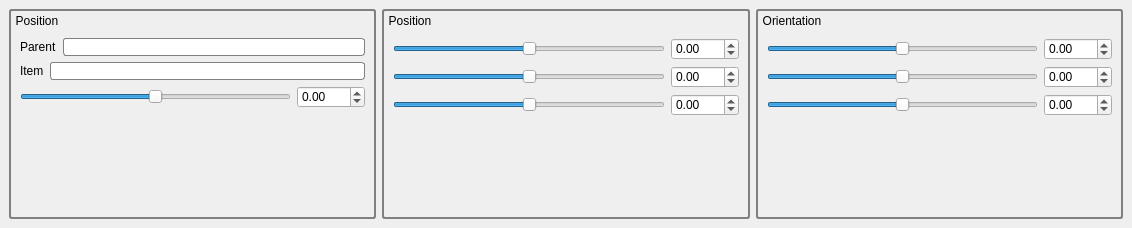
The window that qtWidgets/ui/inspector_tab.ui (golems/grip2) describes before a commit, drawn with Qt 5.
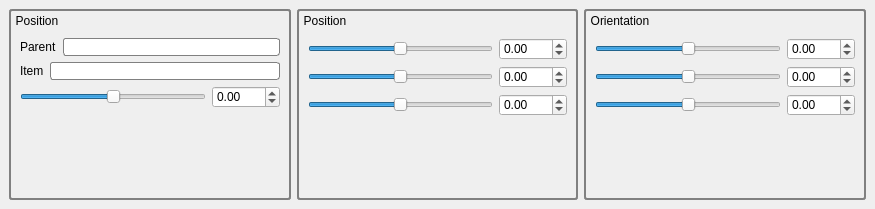
The same window after the commit. Custom widgets are drawn as their Qt base class.

Commit message: Another way to hide duplicate title in tab

What changed in the file:
```diff
--- a/qtWidgets/ui/inspector_tab.ui
+++ b/qtWidgets/ui/inspector_tab.ui
@@ -6,10 +6,38 @@
    <rect>
     <x>0</x>
     <y>0</y>
-    <width>1132</width>
-    <height>228</height>
+    <width>875</width>
+    <height>209</height>
    </rect>
   </property>
+  <property name="styleSheet">
+   <string notr="true">QDockWidget { 
+   font: 0.5pt &quot;Ubuntu&quot;;
+   color:rgb(255, 255, 255);
+}
+QDockWidget::title {
+     text-align: left;
+     subcontrol-position: top left;
+     position: absolute;
+     top: 0px; left: 0px; bottom: 0px;
+ }
+QDockWidget::close-button, QDockWidget::float-button {
+    icon-size: 14px; /* maximum icon size */
+ }
+QDockWidget::close-button {
+     subcontrol-position: top right;
+     position: absolute;
+     top: 0px; right: 5px; bottom: 0px;
+     width: 14px;
+ }
+
+QDockWidget::float-button {
+     subcontrol-position: top right;
+     position: absolute;
+     top: 0px; right: 20px; bottom: 0px;
+     width: 14px;
+ }</string>
+  </property>
   <property name="windowTitle">
    <string>Inspector</string>
   </property>
```
Left out of the diff: 2 changed lines with no effect on the pictures. The commit also changes 2 other files.
